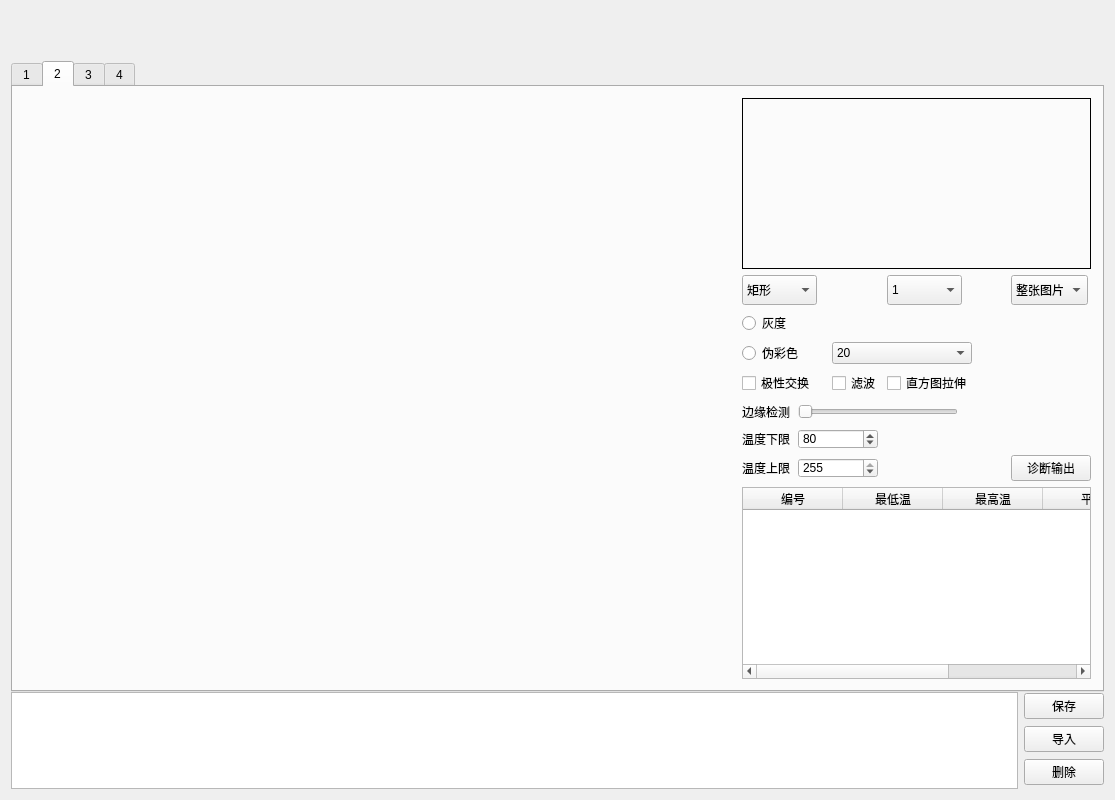
wj199046/MTD-20170814, file MTD-MinGW/widget.ui: the form before one commit.
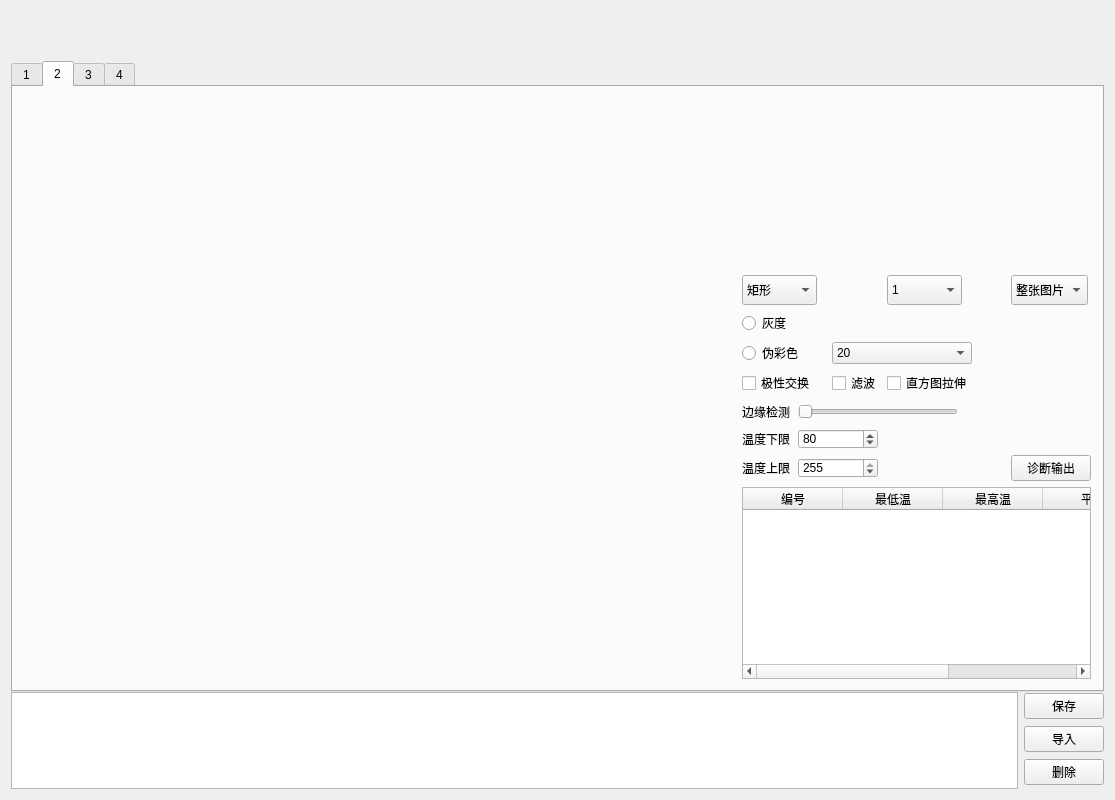
The form after the commit. The open tabs and pages were chosen to show the change. Icons and pictures are not drawn. Custom widgets are drawn as their Qt base class.

Commit message: 截图固定宽高比

Diff of the .ui file:
```diff
--- a/MTD-MinGW/widget.ui
+++ b/MTD-MinGW/widget.ui
@@ -550,11 +550,14 @@
                <item>
                 <widget class="QLabel" name="label_printScreen">
                  <property name="frameShape">
-                  <enum>QFrame::Box</enum>
+                  <enum>QFrame::NoFrame</enum>
                  </property>
                  <property name="text">
                   <string/>
                  </property>
+                 <property name="alignment">
+                  <set>Qt::AlignCenter</set>
+                 </property>
                 </widget>
                </item>
                <item>
```
Left out of the diff: 2 changed lines with no effect on the pictures. The commit also changes 2 other files.
